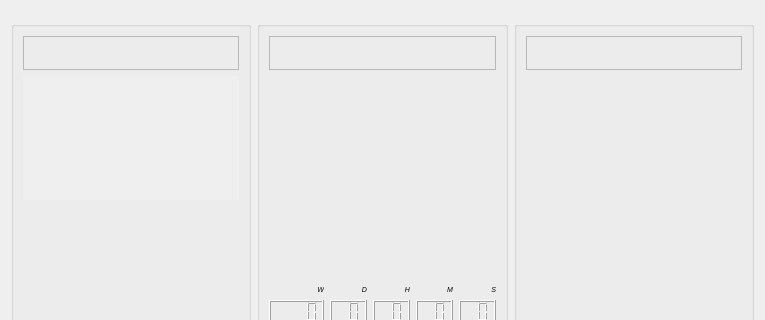
Before: the Qt Designer form src/ui/what_now.ui in amogorkon/watnu, drawn with Qt 5; both pictures show x 0 to 765 and y 0 to 320 of the 765 by 458 pixel window.
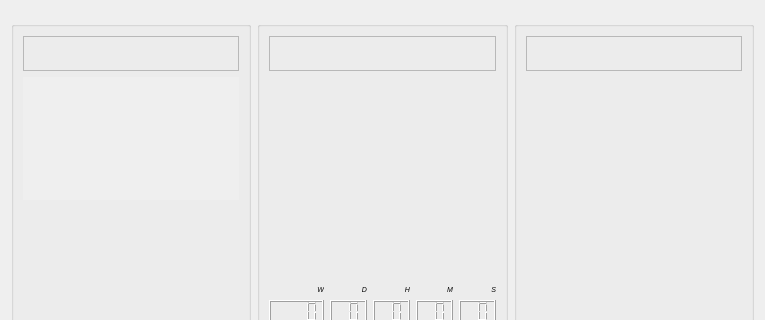
After: the same form once the commit is applied. Icons and pictures are not drawn.

Commit message: feat(TaskEditor, WhatNow): add tooltips and update font styles for better clarity

```diff
--- a/src/ui/what_now.ui
+++ b/src/ui/what_now.ui
@@ -408,8 +408,11 @@
                </property>
                <property name="font">
                 <font>
+                 <pointsize>10</pointsize>
+                 <weight>75</weight>
                  <italic>true</italic>
-                 <underline>true</underline>
+                 <bold>true</bold>
+                 <underline>false</underline>
                  <kerning>true</kerning>
                 </font>
                </property>
@@ -724,8 +727,11 @@
                </property>
                <property name="font">
                 <font>
+                 <pointsize>10</pointsize>
+                 <weight>75</weight>
                  <italic>true</italic>
-                 <underline>true</underline>
+                 <bold>true</bold>
+                 <underline>false</underline>
                 </font>
                </property>
                <property name="text">
@@ -942,8 +948,11 @@
                </property>
                <property name="font">
                 <font>
+                 <pointsize>10</pointsize>
+                 <weight>75</weight>
                  <italic>true</italic>
-                 <underline>true</underline>
+                 <bold>true</bold>
+                 <underline>false</underline>
                 </font>
                </property>
                <property name="text">
```
The commit also changes 3 other files.
